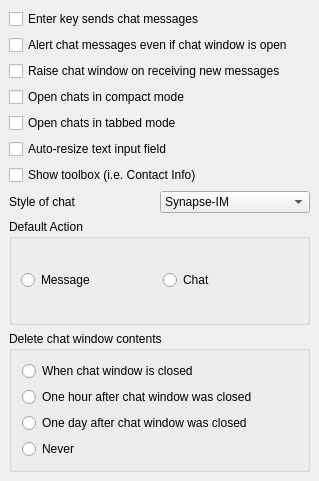
Qt form main/synapse-im/src/options/opt_chat.ui (BackupTheBerlios/synapse-xmpp-svn) before a commit.
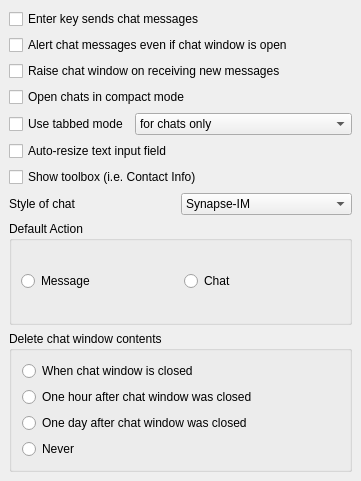
The same form after that commit.

What changed in the file:
```diff
--- a/main/synapse-im/src/options/opt_chat.ui
+++ b/main/synapse-im/src/options/opt_chat.ui
@@ -48,11 +48,71 @@
     </widget>
    </item>
    <item>
-    <widget class="QCheckBox" name="ck_tabChats" >
-     <property name="text" >
-      <string>Open chats in tabbed mode</string>
+    <layout class="QHBoxLayout" >
+     <property name="margin" >
+      <number>0</number>
      </property>
-    </widget>
+     <property name="spacing" >
+      <number>6</number>
+     </property>
+     <item>
+      <widget class="QCheckBox" name="ck_tabChats" >
+       <property name="sizePolicy" >
+        <sizepolicy>
+         <hsizetype>0</hsizetype>
+         <vsizetype>0</vsizetype>
+         <horstretch>0</horstretch>
+         <verstretch>0</verstretch>
+        </sizepolicy>
+       </property>
+       <property name="text" >
+        <string>Use tabbed mode</string>
+       </property>
+      </widget>
+     </item>
+     <item>
+      <widget class="QComboBox" name="cb_tabGrouping" >
+       <item>
+        <property name="text" >
+         <string>for chats only</string>
+        </property>
+       </item>
+       <item>
+        <property name="text" >
+         <string>for mucs only</string>
+        </property>
+       </item>
+       <item>
+        <property name="text" >
+         <string>for chats and mucs separately</string>
+        </property>
+       </item>
+       <item>
+        <property name="text" >
+         <string>for mucs and chats in one window.</string>
+        </property>
+       </item>
+       <item>
+        <property name="text" >
+         <string>[customized]</string>
+        </property>
+       </item>
+      </widget>
+     </item>
+     <item>
+      <spacer>
+       <property name="orientation" >
+        <enum>Qt::Horizontal</enum>
+       </property>
+       <property name="sizeHint" >
+        <size>
+         <width>0</width>
+         <height>0</height>
+        </size>
+       </property>
+      </spacer>
+     </item>
+    </layout>
    </item>
    <item>
     <widget class="QCheckBox" name="ck_autoResize" >
```
